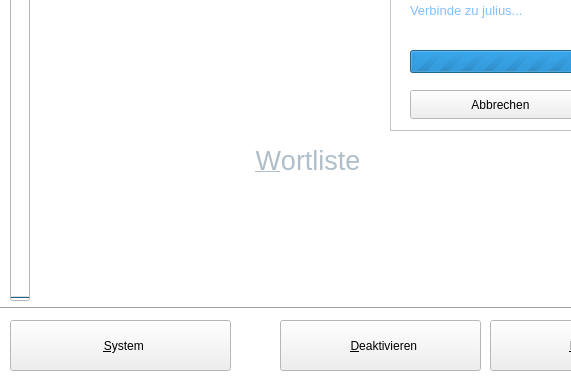
The window that ui/main.ui (KDE/simon) describes before a commit, drawn with Qt 5; both pictures show x 0 to 571 and y 250 to 631 of the 999 by 631 pixel window.
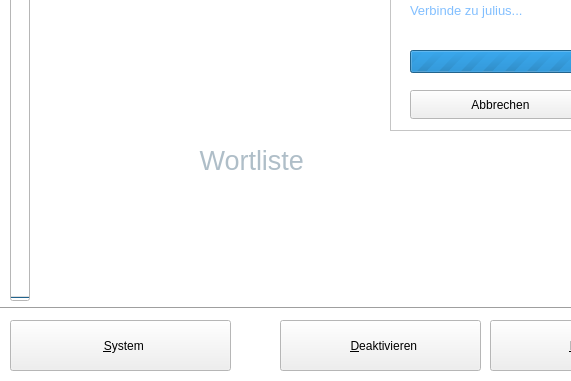
The same window after the commit. Icons and pictures are not drawn.

```diff
--- a/ui/main.ui
+++ b/ui/main.ui
@@ -418,18 +418,21 @@
     <property name="font" >
      <font>
       <pointsize>20</pointsize>
-      <antialiasing>true</antialiasing>
+      <stylestrategy>PreferDefault</stylestrategy>
       <kerning>true</kerning>
      </font>
     </property>
     <property name="toolTip" >
      <string>Vokabel durchsehen / editieren und ändern. Außerdem kann hier ein per-Wort Trainingsprogramm zusammengestellt werden.</string>
     </property>
+    <property name="layoutDirection" >
+     <enum>Qt::LeftToRight</enum>
+    </property>
     <property name="styleSheet" >
      <string/>
     </property>
     <property name="text" >
-     <string>  &amp;Wortliste</string>
+     <string> Wortliste              </string>
     </property>
     <property name="icon" >
      <iconset resource="../simon.qrc" >:/images/icons/format-justify-fill.svg</iconset>
```
